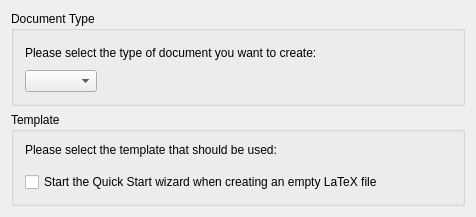
KDE/kile, file src/widgets/newdocumentwidget.ui: the form before one commit.
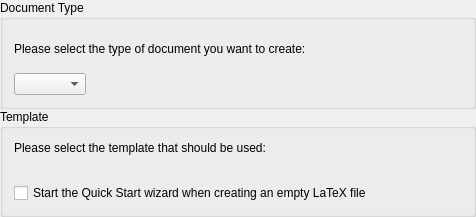
The form after the commit. Custom widgets are drawn as their Qt base class.

Diff of the .ui file:
```diff
--- a/src/widgets/newdocumentwidget.ui
+++ b/src/widgets/newdocumentwidget.ui
@@ -11,6 +11,21 @@
    </rect>
   </property>
   <layout class="QVBoxLayout">
+   <property name="spacing">
+    <number>0</number>
+   </property>
+   <property name="leftMargin">
+    <number>0</number>
+   </property>
+   <property name="topMargin">
+    <number>0</number>
+   </property>
+   <property name="rightMargin">
+    <number>0</number>
+   </property>
+   <property name="bottomMargin">
+    <number>0</number>
+   </property>
    <item>
     <widget class="QGroupBox" name="groupBox2">
      <property name="title">
```
